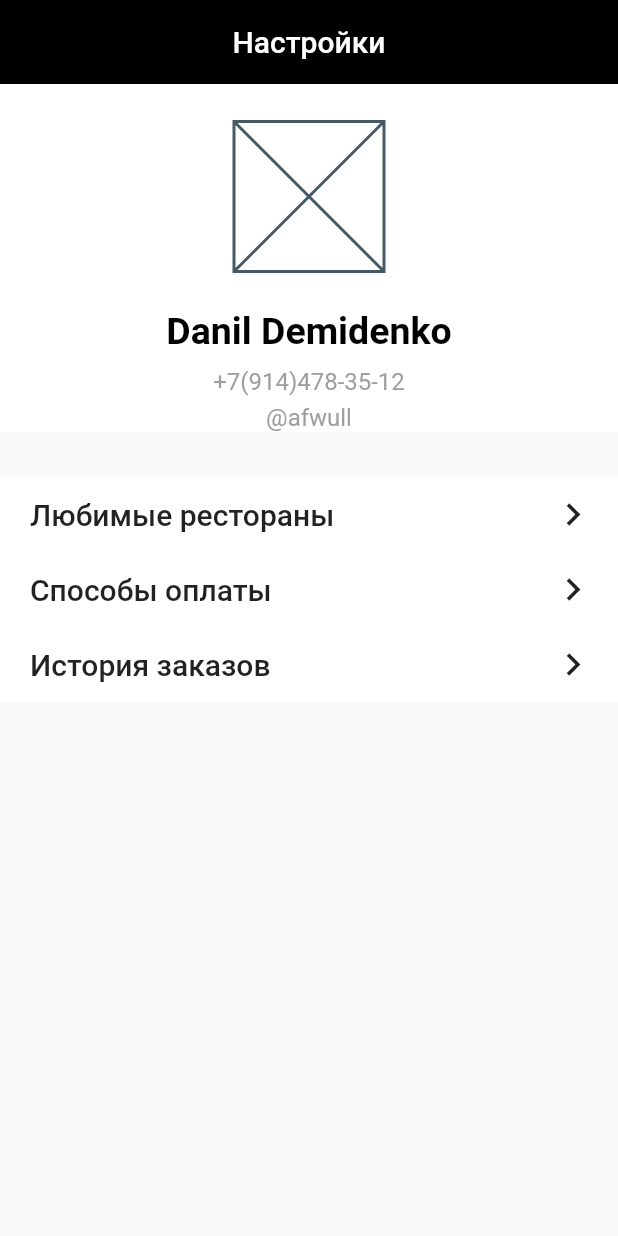
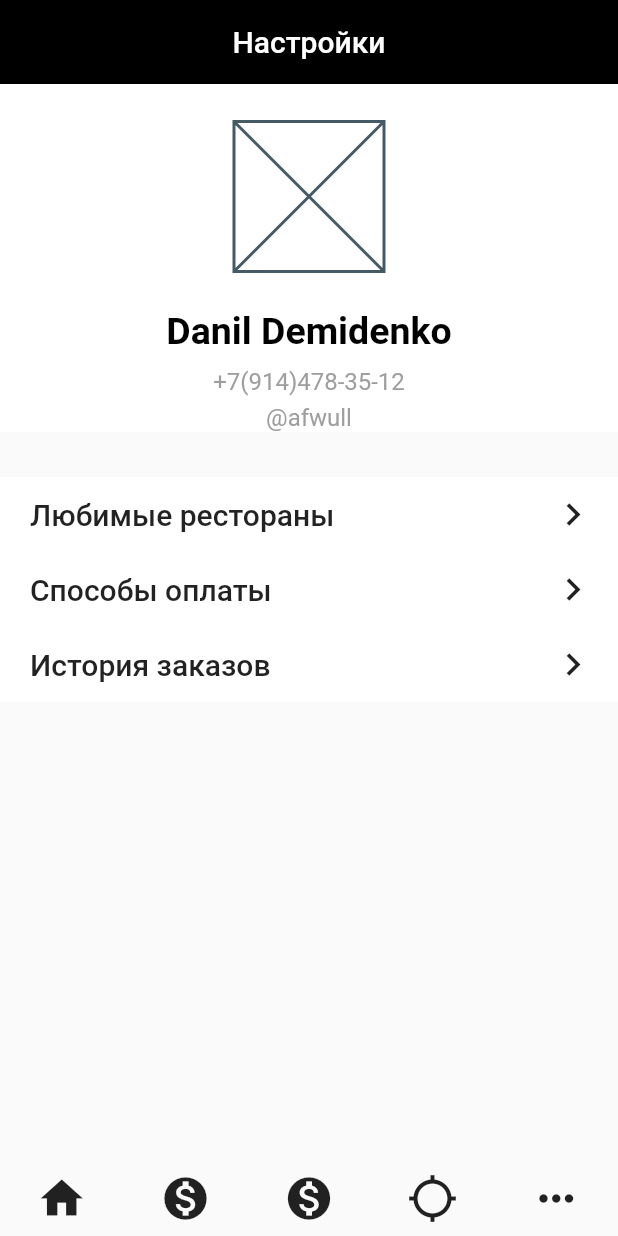
Before and after one commit to getStRiCtd/Food-Delivery-App, a Flutter app: the screen it shows after launch, on a phone screen of 412 x 824 dp. Run offline on Flutter 3.47's test engine with Material 2 defaults, Android fonts, the light colour scheme and no system bars.

Commit message:
Add BotNavigation Bar
plus small fixes and code refactoring

```diff
--- a/lib/Widgets/MaterialApp/app.dart
+++ b/lib/Widgets/MaterialApp/app.dart
@@ -1,13 +1,30 @@
 import 'package:flutter/material.dart';
 import 'package:pet/Widgets/user_profile.dart';
+import 'package:pet/Widgets/bootomNavigation/bottom_navigation.dart';
 
 class App extends StatelessWidget {
   const App({Key? key}) : super(key: key);
 
   @override
   Widget build(BuildContext context) {
-    return const MaterialApp(
-      home: UserProfile(),
+    var appBar = AppBar(
+      title: const Text(
+        'Настройки',
+        style: TextStyle(color: Colors.white),
+      ),
+      centerTitle: true,
+      foregroundColor: Colors.black,
+      backgroundColor: Colors.black,
+      elevation: 0,
+    );
+
+    return MaterialApp(
+      home: Scaffold(
+        appBar: appBar,
+        body: UserProfile(),
+        backgroundColor: Colors.grey[250],
+        bottomNavigationBar: BotNavigation(),
+      ),
     );
   }
 }
--- a/lib/Widgets/bootomNavigation/bottom_navigation.dart
+++ b/lib/Widgets/bootomNavigation/bottom_navigation.dart
@@ -1,7 +1,22 @@
 import 'package:flutter/material.dart';
 
+class BotNavIcon {
+  final IconData icon;
+  final double size = 34;
+
+  const BotNavIcon({required this.icon});
+}
+
+List<BotNavIcon> iconsRow = [
+  BotNavIcon(icon: Icons.home),
+  BotNavIcon(icon: Icons.monetization_on),
+  BotNavIcon(icon: Icons.monetization_on),
+  BotNavIcon(icon: Icons.gps_not_fixed_sharp),
+  BotNavIcon(icon: Icons.more_horiz),
+];
+
 class BotNavigation extends StatefulWidget {
-  BotNavigation({Key? key}) : super(key: key);
+  const BotNavigation({Key? key}) : super(key: key);
 
   @override
   BotNavigationState createState() => BotNavigationState();
@@ -10,14 +25,17 @@ class BotNavigation extends StatefulWidget {
 class BotNavigationState extends State<BotNavigation> {
   @override
   Widget build(BuildContext context) {
-    return Row(
-      children: const [
-        Icon(Icons.home),
-        Icon(Icons.monetization_on),
-        Icon(Icons.shopping_cart_outlined),
-        Icon(Icons.gps_not_fixed_sharp),
-        Icon(Icons.more_horiz),
-      ],
+    return Container(
+      height: 50,
+      child: Row(
+        mainAxisAlignment: MainAxisAlignment.spaceAround,
+        children: iconsRow
+            .map((iconData) => Icon(
+                  iconData.icon,
+                  size: iconData.size,
+                ))
+            .toList(),
+      ),
     );
   }
 }
--- a/lib/Widgets/user_profile.dart
+++ b/lib/Widgets/user_profile.dart
@@ -2,34 +2,20 @@ import 'package:flutter/material.dart';
 import 'user_profile/user_info/user_info.dart';
 import 'user_profile/settings_list/settings_menu.dart';
 
-var appBar = AppBar(
-  title: const Text(
-    'Настройки',
-    style: TextStyle(color: Colors.white),
-  ),
-  centerTitle: true,
-  foregroundColor: Colors.black,
-  backgroundColor: Colors.black,
-  elevation: 0,
-);
-
 class UserProfile extends StatelessWidget {
-  const UserProfile({Key? key}) : super(key: key);
+  const UserProfile({
+    Key? key,
+  }) : super(key: key);
 
   @override
   Widget build(BuildContext context) {
-    return Scaffold(
-      appBar: appBar,
-      body: Container(
-        width: double.infinity,
-        child: Column(
-          crossAxisAlignment: CrossAxisAlignment.center,
-          mainAxisAlignment: MainAxisAlignment.start,
-          children: const [UserInfo(), SizedBox(height: 30), Menu()],
-        ),
+    return Container(
+      width: double.infinity,
+      child: Column(
+        crossAxisAlignment: CrossAxisAlignment.center,
+        mainAxisAlignment: MainAxisAlignment.start,
+        children: const [UserInfo(), SizedBox(height: 30), Menu()],
       ),
-      backgroundColor: Colors.grey[250],
-      bottomNavigationBar: null,
     );
   }
 }
```
Also changed, not shown: lib/Widgets/user_profile/settings_list/settings_menu.dart (+7 -6 lines).
